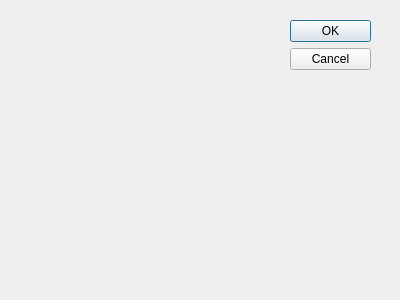
This is ajoutcontact.ui in MJJR/Gestionnaire_Contact as Qt 5 draws it before an edit. The edited form follows.
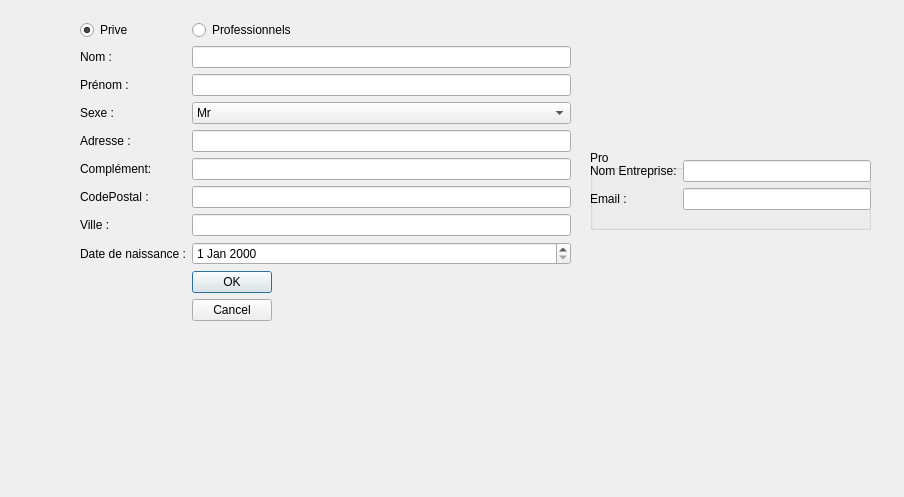
This is the edited form.

Diff of the .ui file:
```diff
--- a/ajoutcontact.ui
+++ b/ajoutcontact.ui
@@ -8,28 +8,223 @@
    <rect>
     <x>0</x>
     <y>0</y>
-    <width>400</width>
-    <height>300</height>
+    <width>904</width>
+    <height>497</height>
    </rect>
   </property>
   <property name="windowTitle">
    <string>Dialog</string>
   </property>
-  <widget name="buttonBox" class="QDialogButtonBox">
+  <widget class="QWidget" name="layoutWidget">
    <property name="geometry">
     <rect>
-     <x>290</x>
+     <x>80</x>
      <y>20</y>
-     <width>81</width>
-     <height>241</height>
+     <width>491</width>
+     <height>461</height>
     </rect>
    </property>
-   <property name="orientation">
-    <enum>Qt::Vertical</enum>
+   <layout class="QFormLayout" name="formLayout">
+    <item row="0" column="0">
+     <widget class="QRadioButton" name="rdoPrive">
+      <property name="enabled">
+       <bool>true</bool>
+      </property>
+      <property name="text">
+       <string>Prive</string>
+      </property>
+      <property name="checkable">
+       <bool>true</bool>
+      </property>
+      <property name="checked">
+       <bool>true</bool>
+      </property>
+     </widget>
+    </item>
+    <item row="0" column="1">
+     <widget class="QRadioButton" name="rdoProfessionnel">
+      <property name="text">
+       <string>Professionnels</string>
+      </property>
+     </widget>
+    </item>
+    <item row="2" column="0">
+     <widget class="QLabel" name="lblNom">
+      <property name="text">
+       <string>Nom :</string>
+      </property>
+     </widget>
+    </item>
+    <item row="2" column="1">
+     <widget class="QLineEdit" name="txtNom"/>
+    </item>
+    <item row="4" column="0">
+     <widget class="QLabel" name="lblNom_2">
+      <property name="text">
+       <string>Prénom :</string>
+      </property>
+     </widget>
+    </item>
+    <item row="4" column="1">
+     <widget class="QLineEdit" name="txtPrenom">
+      <property name="text">
+       <string/>
+      </property>
+     </widget>
+    </item>
+    <item row="6" column="0">
+     <widget class="QLabel" name="lblSexe">
+      <property name="text">
+       <string>Sexe :</string>
+      </property>
+     </widget>
+    </item>
+    <item row="6" column="1">
+     <widget class="QComboBox" name="cboSexe">
+      <item>
+       <property name="text">
+        <string>Mr</string>
+       </property>
+      </item>
+      <item>
+       <property name="text">
+        <string>Mme</string>
+       </property>
+      </item>
+     </widget>
+    </item>
+    <item row="8" column="0">
+     <widget class="QLabel" name="lblAdresse">
+      <property name="text">
+       <string>Adresse :</string>
+      </property>
+     </widget>
+    </item>
+    <item row="8" column="1">
+     <widget class="QLineEdit" name="txtAdresse">
+      <property name="text">
+       <string/>
+      </property>
+     </widget>
+    </item>
+    <item row="10" column="0">
+     <widget class="QLabel" name="lblComplement">
+      <property name="text">
+       <string>Complément:</string>
+      </property>
+     </widget>
+    </item>
+    <item row="10" column="1">
+     <widget class="QLineEdit" name="txtComplement">
+      <property name="text">
+       <string/>
+      </property>
+     </widget>
+    </item>
+    <item row="12" column="0">
+     <widget class="QLabel" name="lblCodePostal">
+      <property name="text">
+       <string>CodePostal :</string>
+      </property>
+     </widget>
+    </item>
+    <item row="12" column="1">
+     <widget class="QLineEdit" name="txtCodePostal">
+      <property name="text">
+       <string/>
+      </property>
+     </widget>
+    </item>
+    <item row="14" column="0">
+     <widget class="QLabel" name="lblVille">
+      <property name="text">
+       <string>Ville :</string>
+      </property>
+     </widget>
+    </item>
+    <item row="14" column="1">
+     <widget class="QLineEdit" name="txtVille">
+      <property name="text">
+       <string/>
+      </property>
+     </widget>
+    </item>
+    <item row="16" column="0">
+     <widget class="QLabel" name="lblDate">
+      <property name="text">
+       <string>Date de naissance :</string>
+      </property>
+     </widget>
+    </item>
+    <item row="16" column="1">
+     <widget class="QDateEdit" name="dateNaissance"/>
+    </item>
+    <item row="19" column="1">
+     <widget class="QDialogButtonBox" name="buttonBox">
+      <property name="orientation">
+       <enum>Qt::Vertical</enum>
+      </property>
+      <property name="standardButtons">
+       <set>QDialogButtonBox::Cancel|QDialogButtonBox::Ok</set>
+      </property>
+     </widget>
+    </item>
+   </layout>
+  </widget>
+  <widget class="QGroupBox" name="grpPro">
+   <property name="geometry">
+    <rect>
+     <x>590</x>
+     <y>150</y>
+     <width>281</width>
+     <height>80</height>
+    </rect>
    </property>
-   <property name="standardButtons">
-    <set>QDialogButtonBox::Cancel|QDialogButtonBox::Ok</set>
+   <property name="title">
+    <string>Pro</string>
    </property>
+   <widget class="QWidget" name="layoutWidget">
+    <property name="geometry">
+     <rect>
+      <x>0</x>
+      <y>10</y>
+      <width>281</width>
+      <height>71</height>
+     </rect>
+    </property>
+    <layout class="QFormLayout" name="layoutPro">
+     <item row="2" column="1">
+      <widget class="QLineEdit" name="txtEmail">
+       <property name="enabled">
+        <bool>true</bool>
+       </property>
+       <property name="toolTip">
+        <string/>
+       </property>
+       <property name="text">
+        <string/>
+       </property>
+      </widget>
+     </item>
+     <item row="0" column="0">
+      <widget class="QLabel" name="lblEntreprise">
+       <property name="text">
+        <string>Nom Entreprise:</string>
+       </property>
+      </widget>
+     </item>
+     <item row="0" column="1">
+      <widget class="QLineEdit" name="txtNomEntreprise"/>
+     </item>
+     <item row="2" column="0">
+      <widget class="QLabel" name="lblEmail">
+       <property name="text">
+        <string>Email :</string>
+       </property>
+      </widget>
+     </item>
+    </layout>
+   </widget>
   </widget>
  </widget>
  <pixmapfunction/>
```
Left out of the diff: 15 changed lines with no effect on the pictures.
